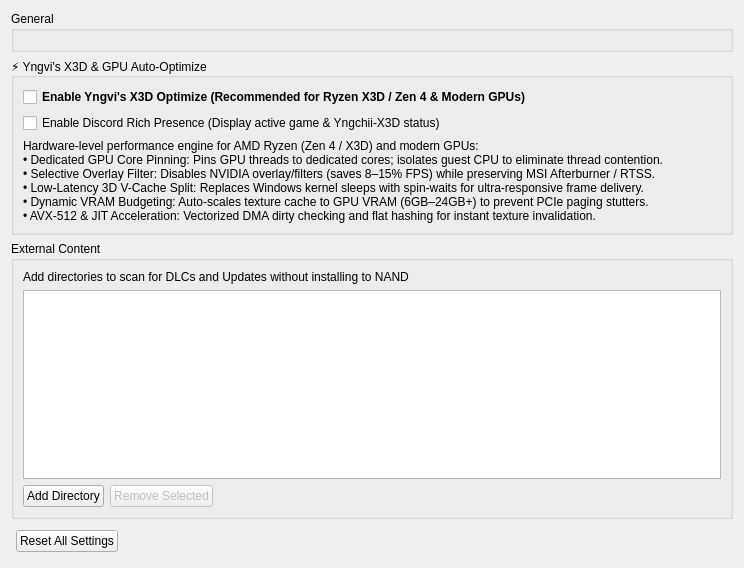
Above: src/yuzu/configuration/configure_general.ui from yngvifreyr1810/Yngchii-X3D before the change. Below: the same form after it.
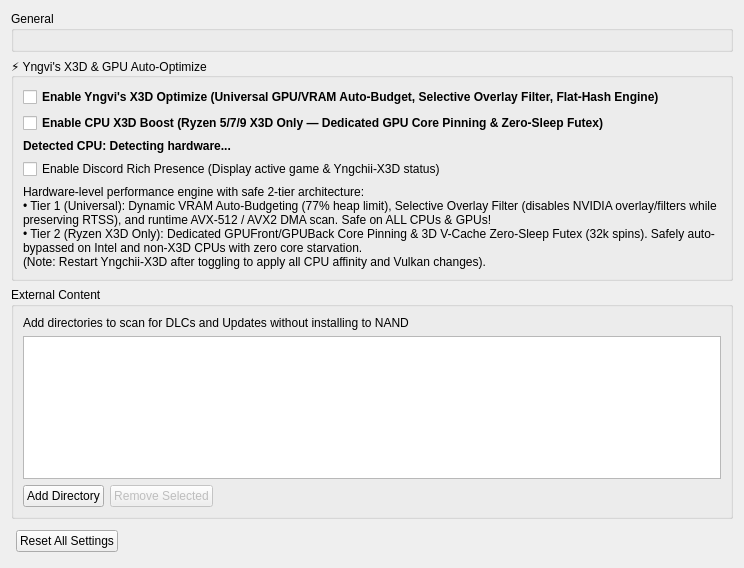
That is the form after the change.

Commit message: feat: Yngchii-X3D v4.1 Hotfix 1 (Universal x86-64-v3, Zen 3 5500X3D fix, 2-tier architecture, hardware CPUID gate)

Diff of the .ui file:
```diff
--- a/src/yuzu/configuration/configure_general.ui
+++ b/src/yuzu/configuration/configure_general.ui
@@ -61,7 +61,33 @@
            </font>
           </property>
           <property name="text">
-           <string>Enable Yngvi's X3D Optimize (Recommended for Ryzen X3D / Zen 4 &amp;&amp; Modern GPUs)</string>
+           <string>Enable Yngvi's X3D Optimize (Universal GPU/VRAM Auto-Budget, Selective Overlay Filter, Flat-Hash Engine)</string>
+          </property>
+         </widget>
+        </item>
+        <item>
+         <widget class="QCheckBox" name="check_yngvi_cpu_x3d">
+          <property name="font">
+           <font>
+            <weight>75</weight>
+            <bold>true</bold>
+           </font>
+          </property>
+          <property name="text">
+           <string>Enable CPU X3D Boost (Ryzen 5/7/9 X3D Only — Dedicated GPU Core Pinning &amp;&amp; Zero-Sleep Futex)</string>
+          </property>
+         </widget>
+        </item>
+        <item>
+         <widget class="QLabel" name="label_cpu_detected">
+          <property name="font">
+           <font>
+            <weight>75</weight>
+            <bold>true</bold>
+           </font>
+          </property>
+          <property name="text">
+           <string>Detected CPU: Detecting hardware...</string>
           </property>
          </widget>
         </item>
@@ -75,12 +101,10 @@
         <item>
          <widget class="QLabel" name="label_yngvi_x3d_desc">
           <property name="text">
-           <string>Hardware-level performance engine for AMD Ryzen (Zen 4 / X3D) and modern GPUs:
-• Dedicated GPU Core Pinning: Pins GPU threads to dedicated cores; isolates guest CPU to eliminate thread contention.
-• Selective Overlay Filter: Disables NVIDIA overlay/filters (saves 8–15% FPS) while preserving MSI Afterburner / RTSS.
-• Low-Latency 3D V-Cache Split: Replaces Windows kernel sleeps with spin-waits for ultra-responsive frame delivery.
-• Dynamic VRAM Budgeting: Auto-scales texture cache to GPU VRAM (6GB–24GB+) to prevent PCIe paging stutters.
-• AVX-512 &amp; JIT Acceleration: Vectorized DMA dirty checking and flat hashing for instant texture invalidation.</string>
+           <string>Hardware-level performance engine with safe 2-tier architecture:
+• Tier 1 (Universal): Dynamic VRAM Auto-Budgeting (77% heap limit), Selective Overlay Filter (disables NVIDIA overlay/filters while preserving RTSS), and runtime AVX-512 / AVX2 DMA scan. Safe on ALL CPUs &amp; GPUs!
+• Tier 2 (Ryzen X3D Only): Dedicated GPUFront/GPUBack Core Pinning &amp; 3D V-Cache Zero-Sleep Futex (32k spins). Safely auto-bypassed on Intel and non-X3D CPUs with zero core starvation.
+(Note: Restart Yngchii-X3D after toggling to apply all CPU affinity and Vulkan changes).</string>
           </property>
           <property name="wordWrap">
            <bool>true</bool>
```
The commit also changes 19 other files.
